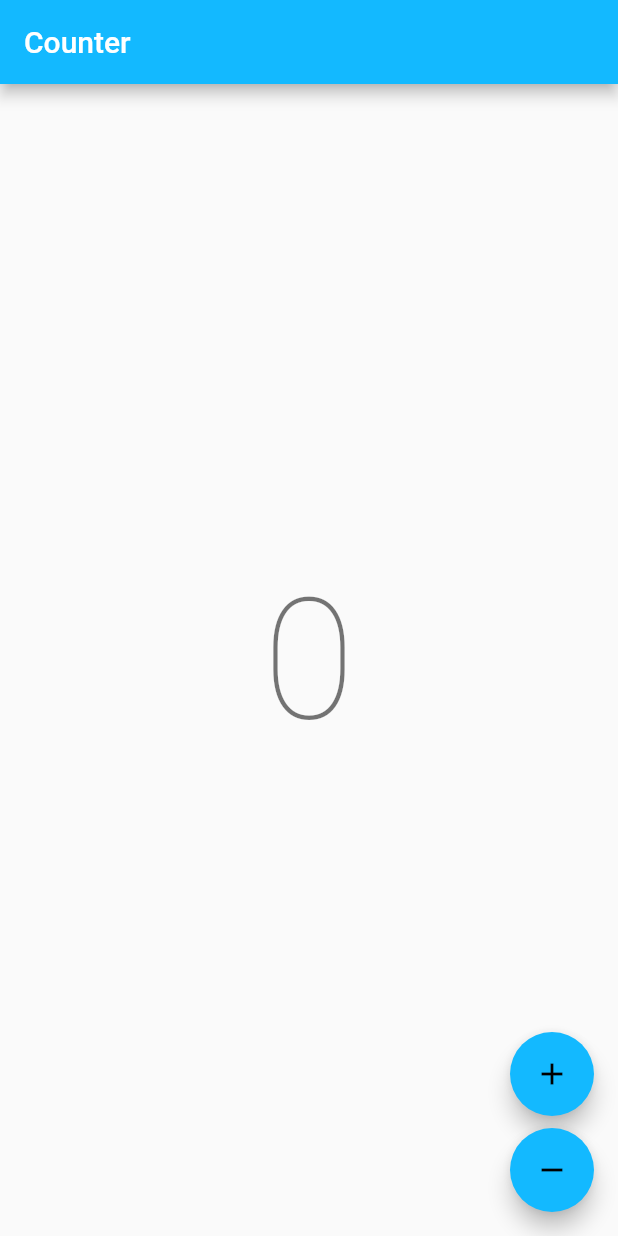
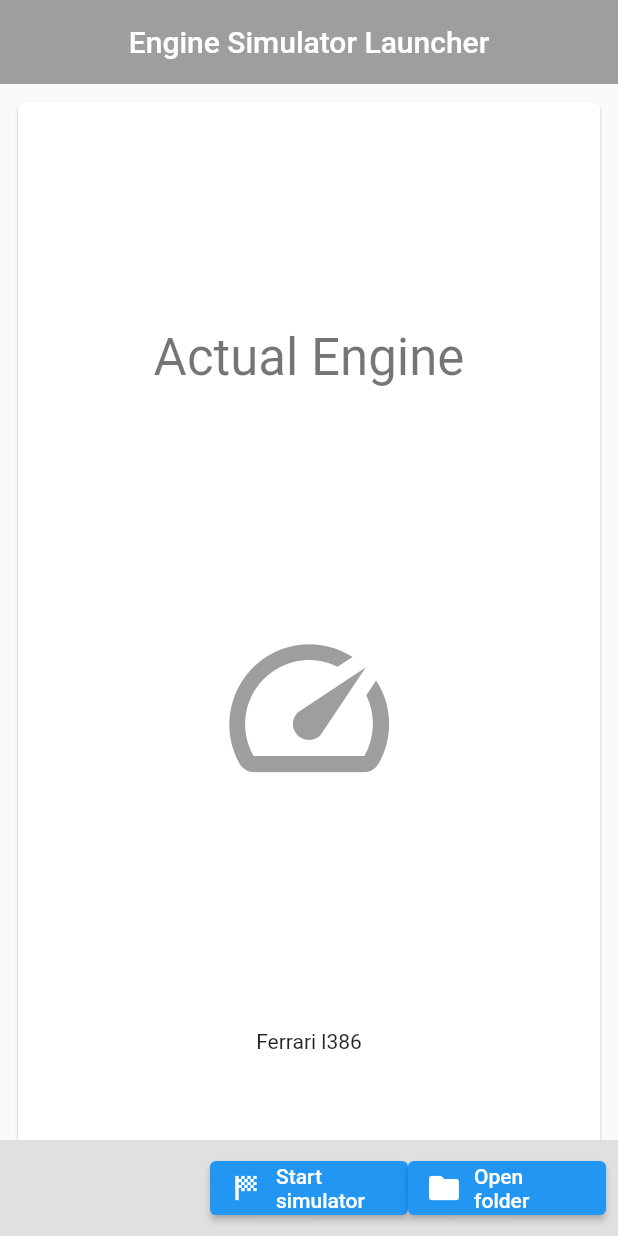
Before and after one commit to k3v53/engine_simulator_launcher, a Flutter app: the screen it shows after launch, on a phone screen of 412 x 824 dp. Run offline on Flutter 3.47's test engine with Material 2 defaults, Android fonts, the phone set to English and light mode, and no system bars; our stand-ins replace bloc, flutter_bloc; generated files the repository leaves out were written again.

Commit message:
Experimenting with random stuff

```diff
--- a/lib/app/view/app.dart
+++ b/lib/app/view/app.dart
@@ -1,4 +1,5 @@
 import 'package:engine_simulator_launcher/counter/counter.dart';
+import 'package:engine_simulator_launcher/home/view/home_page.dart';
 import 'package:engine_simulator_launcher/l10n/l10n.dart';
 import 'package:flutter/material.dart';
 
@@ -9,14 +10,14 @@ class App extends StatelessWidget {
   Widget build(BuildContext context) {
     return MaterialApp(
       theme: ThemeData(
-        appBarTheme: const AppBarTheme(color: Color(0xFF13B9FF)),
+        appBarTheme: const AppBarTheme(color: Colors.grey),
         colorScheme: ColorScheme.fromSwatch(
-          accentColor: const Color(0xFF13B9FF),
+          accentColor: Colors.grey,
         ),
       ),
       localizationsDelegates: AppLocalizations.localizationsDelegates,
       supportedLocales: AppLocalizations.supportedLocales,
-      home: const CounterPage(),
+      home: const HomePage(),
     );
   }
 }
--- /dev/null
+++ b/lib/home/view/home_page.dart
@@ -0,0 +1,108 @@
+import 'package:flutter/material.dart';
+
+class HomePage extends StatelessWidget {
+  const HomePage({super.key});
+
+  @override
+  Widget build(BuildContext context) {
+    return const HomeView();
+  }
+}
+
+class HomeView extends StatelessWidget {
+  const HomeView({super.key});
+
+  @override
+  Widget build(BuildContext context) {
+    return Scaffold(
+      body: CustomScrollView(
+        slivers: [
+          const SliverAppBar(
+            centerTitle: true,
+            title: Text('Engine Simulator Launcher'),
+            // expandedHeight: 100,
+            flexibleSpace: FlexibleSpaceBar(
+              centerTitle: true,
+              // background: Row(
+              //   mainAxisAlignment: MainAxisAlignment.spaceEvenly,
+              //   crossAxisAlignment: CrossAxisAlignment.end,
+              //   children: [
+              //     ElevatedButton(
+              //       onPressed: () {},
+              //       child: const Text('A cool button'),
+              //     ),
+              //     ElevatedButton(
+              //       onPressed: () {},
+              //       child: const Text('A cool button'),
+              //     ),
+              //     ElevatedButton(
+              //       onPressed: () {},
+              //       child: const Text('A cool button'),
+              //     ),
+              //     ElevatedButton(
+              //       onPressed: () {},
+              //       child: const Text('A cool button'),
+              //     ),
+              //   ],
+              // ),
+            ),
+          ),
+          SliverPadding(
+            padding: const EdgeInsets.all(8),
+            sliver: SliverGrid.extent(
+              maxCrossAxisExtent: 400,
+              childAspectRatio: .5,
+              crossAxisSpacing: 8,
+              mainAxisSpacing: 8,
+              children: [
+                Card(
+                  child: Column(
+                    mainAxisAlignment: MainAxisAlignment.spaceEvenly,
+                    children: [
+                      Text(
+                        'Actual Engine',
+                        style: Theme.of(context).textTheme.headline4,
+                      ),
+                      const Icon(
+                        Icons.speed,
+                        color: Colors.grey,
+                        size: 128,
+                      ),
+                      const Text('Ferrari l386'),
+                    ],
+                  ),
+                )
+              ],
+            ),
+          )
+        ],
+      ),
+      bottomNavigationBar: Container(
+        color: Colors.grey.shade300,
+        padding: const EdgeInsets.all(8),
+        child: Row(
+          mainAxisAlignment: MainAxisAlignment.center,
+          children: [
+            const Expanded(
+              child: SizedBox(height: 10),
+            ),
+            Expanded(
+              child: ElevatedButton.icon(
+                onPressed: () {},
+                icon: const Icon(Icons.sports_score),
+                label: const Text('Start simulator'),
+              ),
+            ),
+            Expanded(
+              child: ElevatedButton.icon(
+                onPressed: () {},
+                icon: const Icon(Icons.folder),
+                label: const Text('Open folder'),
+              ),
+            ),
+          ],
+        ),
+      ),
+    );
+  }
+}
```
Also changed, not shown: 2 other files.
